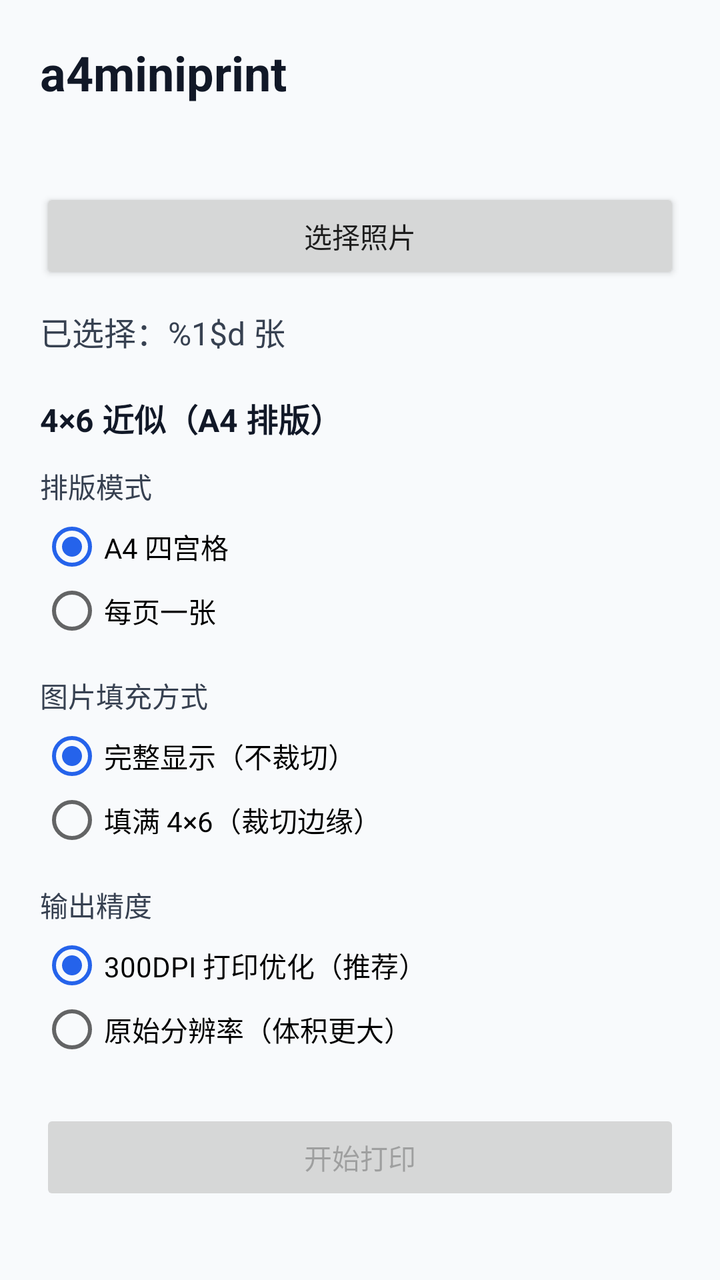
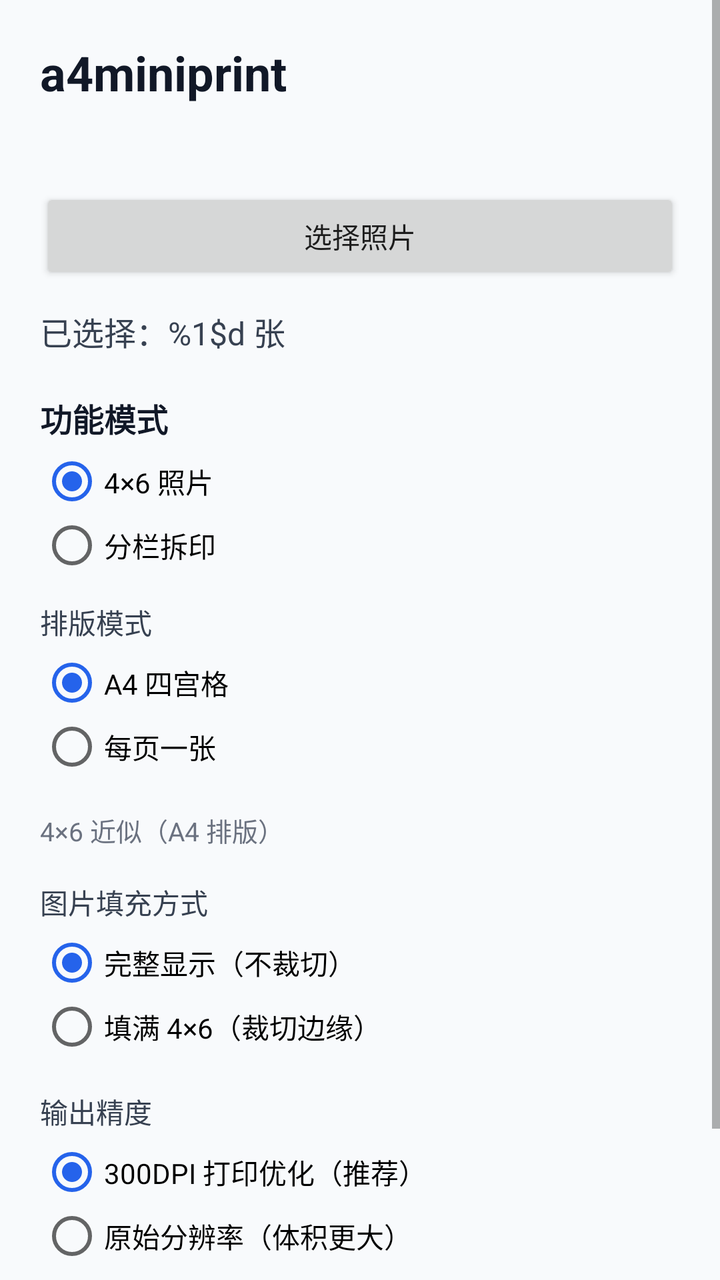

An Android layout rendered at two revisions. The XML below is the earlier revision; the diff shows what the commit changed to produce the second picture.
<!-- AndroidManifest.xml: application theme Theme.A4MiniPrint -->
<!-- res/layout/activity_main.xml -->
<ScrollView xmlns:android="http://schemas.android.com/apk/res/android"
    android:layout_width="match_parent"
    android:layout_height="match_parent"
    android:fillViewport="true">

    <LinearLayout
        android:layout_width="match_parent"
        android:layout_height="wrap_content"
        android:orientation="vertical"
        android:padding="20dp">

        <TextView
            android:id="@+id/title"
            android:layout_width="wrap_content"
            android:layout_height="wrap_content"
            android:text="@string/share_title"
            android:textColor="#111827"
            android:textSize="24sp"
            android:textStyle="bold" />

        <TextView
            android:id="@+id/version_text"
            android:layout_width="wrap_content"
            android:layout_height="wrap_content"
            android:layout_marginTop="4dp"
            android:textColor="#6B7280"
            android:textSize="13sp" />

        <Button
            android:id="@+id/select_photos_button"
            android:layout_width="match_parent"
            android:layout_height="wrap_content"
            android:layout_marginTop="20dp"
            android:text="@string/select_photos" />

        <TextView
            android:id="@+id/selected_count_text"
            android:layout_width="wrap_content"
            android:layout_height="wrap_content"
            android:layout_marginTop="12dp"
            android:textColor="#374151"
            android:textSize="16sp"
            android:text="@string/selected_count" />

        <TextView
            android:id="@+id/preset_label_text"
            android:layout_width="wrap_content"
            android:layout_height="wrap_content"
            android:layout_marginTop="20dp"
            android:textColor="#111827"
            android:textSize="16sp"
            android:textStyle="bold"
            android:text="@string/preset_label" />

        <TextView
            android:layout_width="wrap_content"
            android:layout_height="wrap_content"
            android:layout_marginTop="12dp"
            android:text="@string/layout_mode"
            android:textColor="#374151"
            android:textSize="14sp" />

        <RadioGroup
            android:id="@+id/layout_mode_group"
            android:layout_width="match_parent"
            android:layout_height="wrap_content"
            android:layout_marginTop="4dp"
            android:orientation="vertical">

            <RadioButton
                android:id="@+id/mode_grid_radio"
                android:layout_width="match_parent"
                android:layout_height="wrap_content"
                android:checked="true"
                android:text="@string/mode_grid" />

            <RadioButton
                android:id="@+id/mode_single_radio"
                android:layout_width="match_parent"
                android:layout_height="wrap_content"
                android:text="@string/mode_single" />
        </RadioGroup>

        <TextView
            android:layout_width="wrap_content"
            android:layout_height="wrap_content"
            android:layout_marginTop="16dp"
            android:text="@string/fit_mode"
            android:textColor="#374151"
            android:textSize="14sp" />

        <RadioGroup
            android:id="@+id/fit_mode_group"
            android:layout_width="match_parent"
            android:layout_height="wrap_content"
            android:layout_marginTop="4dp"
            android:orientation="vertical">

            <RadioButton
                android:id="@+id/fit_contain_radio"
                android:layout_width="match_parent"
                android:layout_height="wrap_content"
                android:checked="true"
                android:text="@string/fit_contain" />

            <RadioButton
                android:id="@+id/fit_cover_radio"
                android:layout_width="match_parent"
                android:layout_height="wrap_content"
                android:text="@string/fit_cover" />
        </RadioGroup>

        <TextView
            android:layout_width="wrap_content"
            android:layout_height="wrap_content"
            android:layout_marginTop="16dp"
            android:text="@string/resolution_mode"
            android:textColor="#374151"
            android:textSize="14sp" />

        <RadioGroup
            android:id="@+id/resolution_mode_group"
            android:layout_width="match_parent"
            android:layout_height="wrap_content"
            android:layout_marginTop="4dp"
            android:orientation="vertical">

            <RadioButton
                android:id="@+id/resolution_print_radio"
                android:layout_width="match_parent"
                android:layout_height="wrap_content"
                android:checked="true"
                android:text="@string/resolution_print" />

            <RadioButton
                android:id="@+id/resolution_original_radio"
                android:layout_width="match_parent"
                android:layout_height="wrap_content"
                android:text="@string/resolution_original" />
        </RadioGroup>

        <Button
            android:id="@+id/print_button"
            android:layout_width="match_parent"
            android:layout_height="wrap_content"
            android:layout_marginTop="24dp"
            android:enabled="false"
            android:text="@string/start_print" />
    </LinearLayout>
</ScrollView>
<!-- resources referenced by this layout -->
<resources>
  <string name="fit_contain">完整显示（不裁切）</string>
  <string name="fit_cover">填满 4×6（裁切边缘）</string>
  <string name="fit_mode">图片填充方式</string>
  <string name="layout_mode">排版模式</string>
  <string name="mode_grid">A4 四宫格</string>
  <string name="mode_single">每页一张</string>
  <string name="preset_label">4×6 近似（A4 排版）</string>
  <string name="resolution_mode">输出精度</string>
  <string name="resolution_original">原始分辨率（体积更大）</string>
  <string name="resolution_print">300DPI 打印优化（推荐）</string>
  <string name="select_photos">选择照片</string>
  <string name="selected_count">已选择：%1$d 张</string>
  <string name="share_title">a4miniprint</string>
  <string name="start_print">开始打印</string>
  <style name="Theme.A4MiniPrint" parent="Theme.AppCompat.DayNight.NoActionBar">
          <item name="colorPrimary">#2563EB</item>
          <item name="colorPrimaryDark">#1D4ED8</item>
          <item name="colorAccent">#2563EB</item>
          <item name="android:windowBackground">#F8FAFC</item>
      </style>
</resources>

<!-- the commit's change to res/layout/activity_main.xml (unified diff, before → after) -->
@@ -43,14 +43,41 @@
             android:text="@string/selected_count" />
 
         <TextView
-            android:id="@+id/preset_label_text"
+            android:id="@+id/task_mode_label"
             android:layout_width="wrap_content"
             android:layout_height="wrap_content"
             android:layout_marginTop="20dp"
             android:textColor="#111827"
             android:textSize="16sp"
             android:textStyle="bold"
-            android:text="@string/preset_label" />
+            android:text="@string/task_mode" />
+
+        <RadioGroup
+            android:id="@+id/task_mode_group"
+            android:layout_width="match_parent"
+            android:layout_height="wrap_content"
+            android:layout_marginTop="4dp"
+            android:orientation="vertical">
+
+            <RadioButton
+                android:id="@+id/task_photo_radio"
+                android:layout_width="match_parent"
+                android:layout_height="wrap_content"
+                android:checked="true"
+                android:text="@string/task_photo" />
+
+            <RadioButton
+                android:id="@+id/task_split_radio"
+                android:layout_width="match_parent"
+                android:layout_height="wrap_content"
+                android:text="@string/task_split" />
+        </RadioGroup>
+
+        <LinearLayout
+            android:id="@+id/photo_options_section"
+            android:layout_width="match_parent"
+            android:layout_height="wrap_content"
+            android:orientation="vertical">
 
         <TextView
             android:layout_width="wrap_content"
@@ -82,6 +109,15 @@
         </RadioGroup>
 
         <TextView
+            android:id="@+id/preset_label_text"
+            android:layout_width="wrap_content"
+            android:layout_height="wrap_content"
+            android:layout_marginTop="16dp"
+            android:textColor="#6B7280"
+            android:textSize="13sp"
+            android:text="@string/preset_label" />
+
+        <TextView
             android:layout_width="wrap_content"
             android:layout_height="wrap_content"
             android:layout_marginTop="16dp"
@@ -109,6 +145,142 @@
                 android:layout_height="wrap_content"
                 android:text="@string/fit_cover" />
         </RadioGroup>
+        </LinearLayout>
+
+        <LinearLayout
+            android:id="@+id/split_options_section"
+            android:layout_width="match_parent"
+            android:layout_height="wrap_content"
+            android:orientation="vertical"
+            android:visibility="gone">
+
+            <TextView
+                android:layout_width="wrap_content"
+                android:layout_height="wrap_content"
+                android:layout_marginTop="16dp"
+                android:text="@string/column_count"
+                android:textColor="#374151"
+                android:textSize="14sp" />
+
+            <RadioGroup
+                android:id="@+id/column_count_group"
+                android:layout_width="match_parent"
+                android:layout_height="wrap_content"
+                android:layout_marginTop="4dp"
+                android:orientation="horizontal">
+
+                <RadioButton
+                    android:id="@+id/column_count_2_radio"
+                    android:layout_width="0dp"
+                    android:layout_height="wrap_content"
+                    android:layout_weight="1"
+                    android:text="@string/columns_2" />
+
+                <RadioButton
+                    android:id="@+id/column_count_3_radio"
+                    android:layout_width="0dp"
+                    android:layout_height="wrap_content"
+                    android:layout_weight="1"
+                    android:checked="true"
+                    android:text="@string/columns_3" />
+
+                <RadioButton
+                    android:id="@+id/column_count_4_radio"
+                    android:layout_width="0dp"
+                    android:layout_height="wrap_content"
+                    android:layout_weight="1"
+                    android:text="@string/columns_4" />
+            </RadioGroup>
+
+            <TextView
+                android:layout_width="wrap_content"
+                android:layout_height="wrap_content"
+                android:layout_marginTop="16dp"
+                android:text="@string/split_preview"
+                android:textColor="#374151"
+                android:textSize="14sp" />
+
+            <io.github.soroaqs.a4miniprint.ui.ColumnSplitPreviewView
+                android:id="@+id/split_preview"
+                android:layout_width="match_parent"
+                android:layout_height="220dp"
+                android:layout_marginTop="4dp"
+                android:background="#F3F4F6" />
+
+            <TextView
+                android:id="@+id/split_line_1_label"
+                android:layout_width="wrap_content"
+                android:layout_height="wrap_content"
+                android:layout_marginTop="16dp"
+                android:textColor="#374151"
+                android:textSize="14sp"
+                android:text="@string/split_line_1" />
+
+            <SeekBar
+                android:id="@+id/split_line_1_seek"
+                android:layout_width="match_parent"
+                android:layout_height="wrap_content"
+                android:max="1000" />
+
+            <TextView
+                android:id="@+id/split_line_2_label"
+                android:layout_width="wrap_content"
+                android:layout_height="wrap_content"
+                android:layout_marginTop="12dp"
+                android:textColor="#374151"
+                android:textSize="14sp"
+                android:text="@string/split_line_2" />
+
+            <SeekBar
+                android:id="@+id/split_line_2_seek"
+                android:layout_width="match_parent"
+                android:layout_height="wrap_content"
+                android:max="1000" />
+
+            <TextView
+                android:id="@+id/split_line_3_label"
+                android:layout_width="wrap_content"
+                android:layout_height="wrap_content"
+                android:layout_marginTop="12dp"
+                android:textColor="#374151"
+                android:textSize="14sp"
+                android:text="@string/split_line_3" />
+
+            <SeekBar
+                android:id="@+id/split_line_3_seek"
+                android:layout_width="match_parent"
+                android:layout_height="wrap_content"
+                android:max="1000" />
+
+            <TextView
+                android:layout_width="wrap_content"
+                android:layout_height="wrap_content"
+                android:layout_marginTop="16dp"
+                android:text="@string/split_fit_mode"
+                android:textColor="#374151"
+                android:textSize="14sp" />
+
+            <RadioGroup
+                android:id="@+id/split_fit_mode_group"
+                android:layout_width="match_parent"
+                android:layout_height="wrap_content"
+                android:layout_marginTop="4dp"
+                android:orientation="vertical">
+
+                <RadioButton
+                    android:id="@+id/split_fit_contain_radio"
+                    android:layout_width="match_parent"
+                    android:layout_height="wrap_content"
+                    android:checked="true"
+                    android:text="@string/split_fit_contain" />
+
+                <RadioButton
+                    android:id="@+id/split_fit_fill_radio"
+                    android:layout_width="match_parent"
+                    android:layout_height="wrap_content"
+                    android:text="@string/split_fit_fill" />
+            </RadioGroup>
+        </LinearLayout>
 
         <TextView
             android:layout_width="wrap_content"
<!-- resource entries referenced after the edit -->
@@ -1,5 +1,9 @@
 <!-- resources referenced by this layout -->
 <resources>
+  <string name="column_count">栏数</string>
+  <string name="columns_2">2 栏</string>
+  <string name="columns_3">3 栏</string>
+  <string name="columns_4">4 栏</string>
   <string name="fit_contain">完整显示（不裁切）</string>
   <string name="fit_cover">填满 4×6（裁切边缘）</string>
   <string name="fit_mode">图片填充方式</string>
@@ -13,7 +17,17 @@
   <string name="select_photos">选择照片</string>
   <string name="selected_count">已选择：%1$d 张</string>
   <string name="share_title">a4miniprint</string>
+  <string name="split_fit_contain">等比适配（推荐）</string>
+  <string name="split_fit_fill">拉伸填满 A4</string>
+  <string name="split_fit_mode">栏内填充</string>
+  <string name="split_line_1">切分线 1</string>
+  <string name="split_line_2">切分线 2</string>
+  <string name="split_line_3">切分线 3</string>
+  <string name="split_preview">分栏预览</string>
   <string name="start_print">开始打印</string>
+  <string name="task_mode">功能模式</string>
+  <string name="task_photo">4×6 照片</string>
+  <string name="task_split">分栏拆印</string>
   <style name="Theme.A4MiniPrint" parent="Theme.AppCompat.DayNight.NoActionBar">
           <item name="colorPrimary">#2563EB</item>
           <item name="colorPrimaryDark">#1D4ED8</item>
